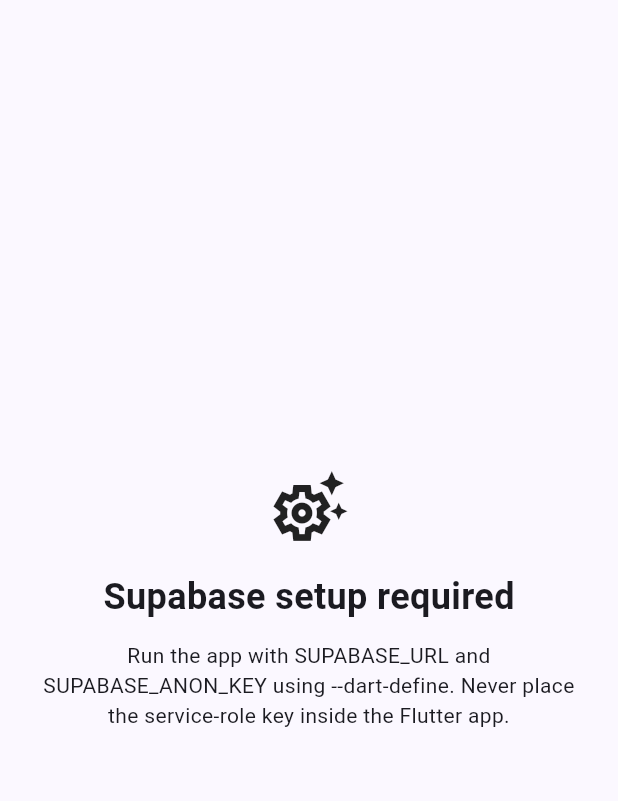
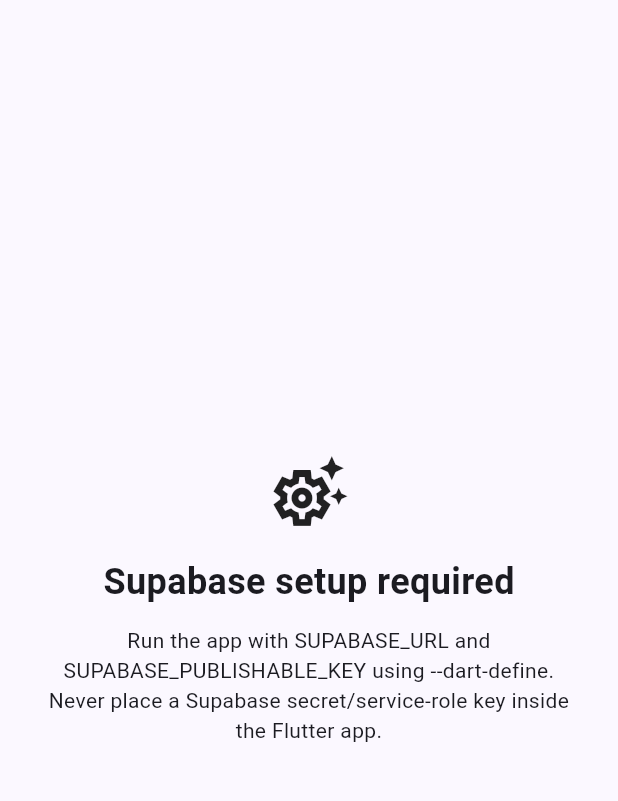
Before and after one commit to azonixnetworks-bit/FlutterChatBot, a Flutter app: the screen it shows after launch, on a phone screen of 412 x 824 dp, the part 63-864 px from its top. Run offline on Flutter 3.47's test engine with Material 3 defaults, Android fonts, the phone set to English and light mode, and no system bars; our stand-ins replace flutter_riverpod, go_router, supabase_flutter; accounts and stored records are empty.

Commit message:
fix(auth): update Flutter Supabase configuration

```diff
--- a/mobile/lib/core/config/configuration_required_screen.dart
+++ b/mobile/lib/core/config/configuration_required_screen.dart
@@ -7,12 +7,12 @@
   Widget build(BuildContext context) {
     return Scaffold(
       appBar: AppBar(title: const Text('Multimodal Knowledge AI')),
-      body: const Padding(
-        padding: EdgeInsets.all(24),
+      body: Padding(
+        padding: const EdgeInsets.all(24),
         child: Center(
           child: ConstrainedBox(
-            constraints: BoxConstraints(maxWidth: 640),
-            child: Column(
+            constraints: const BoxConstraints(maxWidth: 640),
+            child: const Column(
               mainAxisSize: MainAxisSize.min,
               children: [
                 Icon(Icons.settings_suggest_outlined, size: 56),
@@ -23,8 +23,9 @@
                 ),
                 SizedBox(height: 12),
                 Text(
-                  'Run the app with SUPABASE_URL and SUPABASE_ANON_KEY '
-                  'using --dart-define. Never place the service-role key '
+                  'Run the app with SUPABASE_URL and '
+                  'SUPABASE_PUBLISHABLE_KEY using --dart-define. '
+                  'Never place a Supabase secret/service-role key '
                   'inside the Flutter app.',
                   textAlign: TextAlign.center,
                 ),
```
